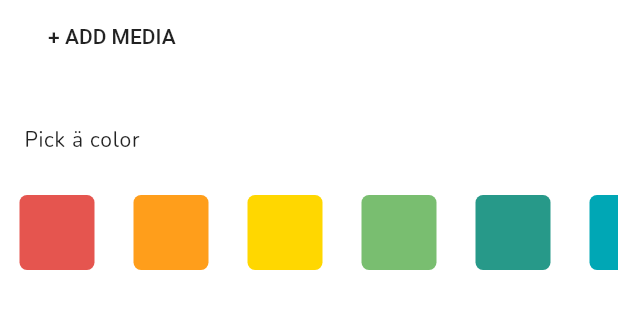
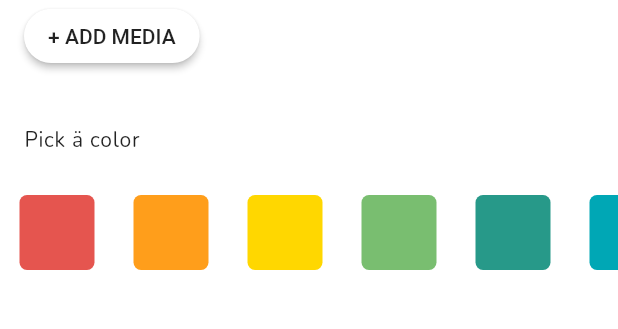
Before and after one commit to fruendinne/stash-app-flutter, a Flutter app: the CreateScreenView widget shown alone on an empty page, opened directly with empty values, on a phone screen of 412 x 824 dp, the part 150-479 px from its top. Run offline on Flutter 3.47's test engine with Material 2 defaults, Android fonts, the phone set to English and light mode, and no system bars; our stand-ins replace flutter_map, google_fonts, latlong, material_design_icons_flutter, sliding_up_panel; network calls fail.

Commit message:
added button color for add media button

```diff
--- a/lib/screens/create/create.dart
+++ b/lib/screens/create/create.dart
@@ -41,6 +41,9 @@ class CreateScreenView
                   MaterialButton(
                     child: Text("+ ADD MEDIA"),
                     onPressed: state.onPressed,
+                    shape: RoundedRectangleBorder(borderRadius: new BorderRadius.circular(50)),
+                    color: Colors.white,
+
                   )
                 ],
               ),
```
